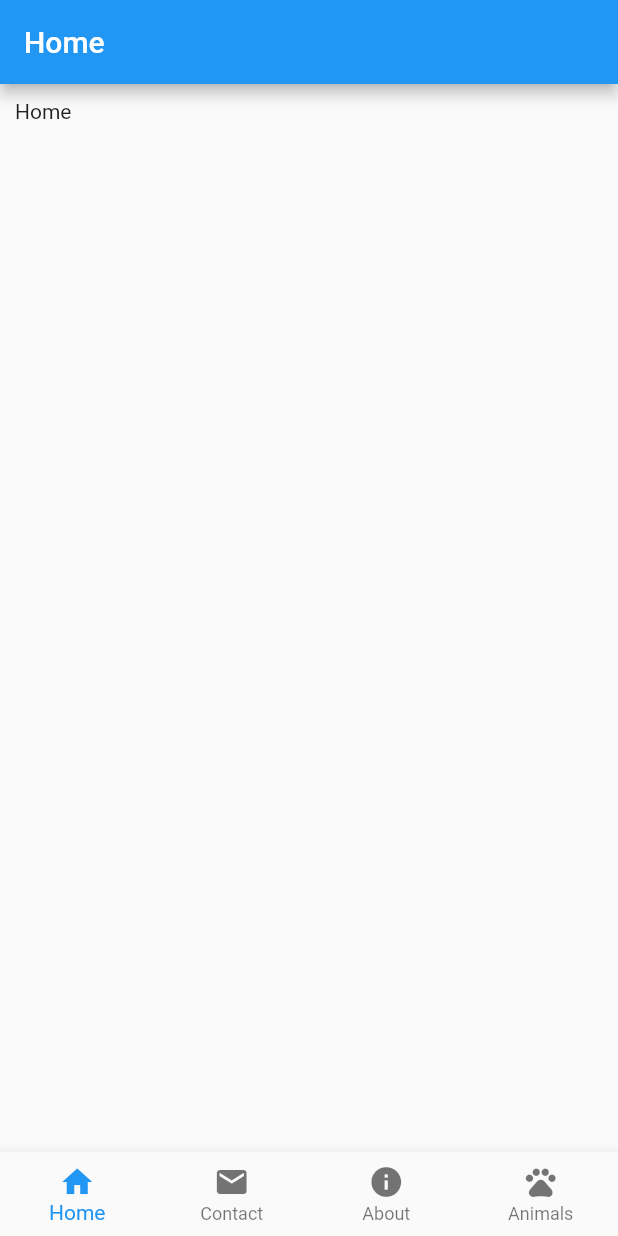
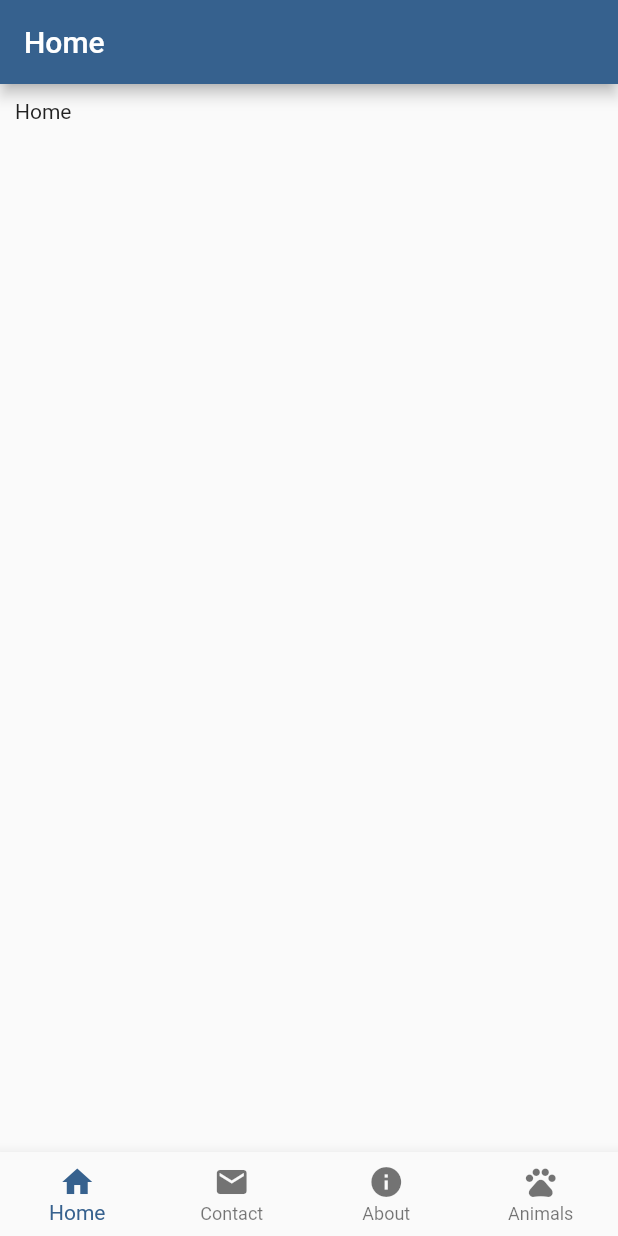
Before and after one commit to CptFlashbang/flutter_2024, a Flutter app: the screen it shows after launch, on a phone screen of 412 x 824 dp. Run offline on Flutter 3.47's test engine with Material 2 defaults, Android fonts, the phone set to English and light mode, and no system bars.

Commit message:
add additional colours to theme data

```diff
--- a/lib/main.dart
+++ b/lib/main.dart
@@ -18,10 +18,16 @@ class MyApp extends StatelessWidget {
       title: 'Flutter Demo',
       theme: ThemeData(
         brightness: Brightness.light,
-        primarySwatch: Colors.blue,
+        colorScheme: ColorScheme.fromSeed(
+          seedColor: Colors.blue,
+        ),
       ),
       darkTheme: ThemeData(
         brightness: Brightness.dark,
+        appBarTheme: const AppBarTheme(color: Color(0xFF391B92)),
+        bottomNavigationBarTheme: const BottomNavigationBarThemeData(
+            selectedItemColor: Colors.deepOrange,
+            backgroundColor: Color(0xFF391B92)),
       ),
       home: const MyHomePage(title: 'Flutter Demo Home Page'),
       debugShowCheckedModeBanner: false,
```
